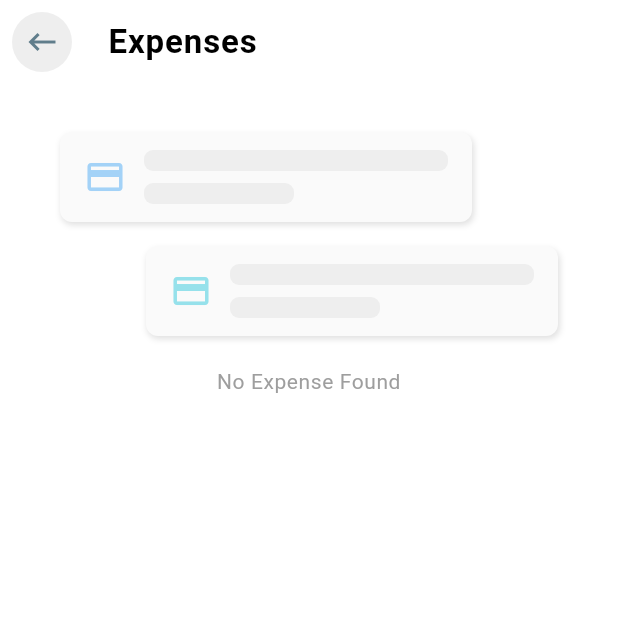
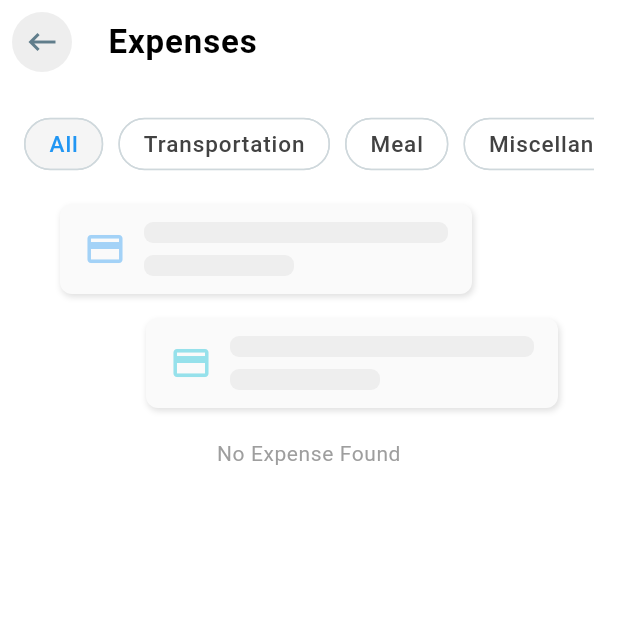
Before and after one commit to seraaaaaaaa/travel_notebook_app, a Flutter app: the HomePage screen opened directly with empty values, after a tap on "Show All", on a phone screen of 412 x 824 dp, the top half of it. Run offline on Flutter 3.47's test engine with Material 3 defaults, Android fonts, the phone set to English and light mode, and no system bars; our stand-ins replace currency_text_input_formatter, fl_chart, flutter_bloc, flutter_svg, image_picker, mask_text_input_formatter and 3 more; accounts and stored records are empty.

Commit message:
Add filtering to expenses

```diff
--- a/lib/blocs/expense/expense_bloc.dart
+++ b/lib/blocs/expense/expense_bloc.dart
@@ -11,7 +11,7 @@ class ExpenseBloc extends Bloc<ExpenseEvent, ExpenseState> {
       emit(ExpenseLoading());
       try {
         final expenses = await expenseService.readAllExpenses(
-            event.destinationId, event.limit);
+            event.destinationId, event.limit, event.typeNo);
         emit(ExpensesLoaded(expenses));
       } catch (e) {
         emit(ExpenseError('Error occurred: ${e.toString()}'));
--- a/lib/blocs/expense/expense_event.dart
+++ b/lib/blocs/expense/expense_event.dart
@@ -6,8 +6,9 @@ abstract class ExpenseEvent {}
 class GetExpenses extends ExpenseEvent {
   final int destinationId;
   final int? limit;
+  final int typeNo;
 
-  GetExpenses(this.destinationId, {this.limit});
+  GetExpenses(this.destinationId, {this.limit, this.typeNo = 0});
 }
 
 class AddExpense extends ExpenseEvent {
--- a/lib/blocs/expense/expense_service.dart
+++ b/lib/blocs/expense/expense_service.dart
@@ -7,14 +7,23 @@ import 'package:travel_notebook/services/database_helper.dart'; // Import the da
 class ExpenseService {
   final DatabaseHelper _databaseHelper = DatabaseHelper.instance;
 
-  Future<List<Expense>> readAllExpenses(int destinationId, int? limit) async {
+  Future<List<Expense>> readAllExpenses(
+      int destinationId, int? limit, int typeNo) async {
     final db = await _databaseHelper.database;
     const orderBy = '${ExpenseField.createdTime} DESC';
 
+    var where = '${ExpenseField.destinationId} = ?';
+    List<dynamic> whereArgs = [destinationId];
+
+    if (typeNo > 0) {
+      where += " AND ${ExpenseField.typeNo} = ?";
+      whereArgs.add(typeNo);
+    }
+
     final result = await db.query(
       ExpenseField.tableName,
-      where: '${ExpenseField.destinationId} = ?',
-      whereArgs: [destinationId],
+      where: where,
+      whereArgs: whereArgs,
       orderBy: orderBy,
       limit: limit,
     );
--- a/lib/models/expense/expense_model.dart
+++ b/lib/models/expense/expense_model.dart
@@ -7,7 +7,7 @@ class Expense {
   late double amount;
   late double converted;
   late String paymentMethod;
-  late int typeNo;
+  late int typeNo; //1-Transportation, 2-Meal, 3-Miscellaneous
   late String typeName;
   late String remark;
   late String receiptImg;
--- a/lib/screens/expense/all_expense.dart
+++ b/lib/screens/expense/all_expense.dart
@@ -4,6 +4,8 @@ import 'package:travel_notebook/blocs/expense/expense_bloc.dart';
 import 'package:travel_notebook/blocs/expense/expense_event.dart';
 import 'package:travel_notebook/blocs/expense/expense_state.dart';
 import 'package:travel_notebook/components/error_msg.dart';
+import 'package:travel_notebook/models/expense/enum/expense_type.dart';
+import 'package:travel_notebook/screens/expense/widgets/expense_type_chip.dart';
 import 'package:travel_notebook/themes/constants.dart';
 import 'package:travel_notebook/models/destination/destination_model.dart';
 import 'package:travel_notebook/models/expense/expense_model.dart';
@@ -29,12 +31,17 @@ class _AllExpensePageState extends State<AllExpensePage> {
   late ExpenseBloc _expenseBloc;
   late Destination _destination;
 
+  final List<ExpenseType> _expenseTypes =
+      ExpenseType.values.where((e) => e.enabled == false).toList();
+  int _currentTypeNo = 0;
+
   @override
   void initState() {
     _destination = widget.destination;
 
     _expenseBloc = BlocProvider.of<ExpenseBloc>(context);
-    _expenseBloc.add(GetExpenses(_destination.destinationId!));
+    _expenseBloc
+        .add(GetExpenses(_destination.destinationId!, typeNo: _currentTypeNo));
 
     super.initState();
   }
@@ -53,6 +60,14 @@ class _AllExpensePageState extends State<AllExpensePage> {
     return groupedExpenses;
   }
 
+  Future _refreshData(int typeNo) async {
+    setState(() {
+      _currentTypeNo = typeNo;
+    });
+    _expenseBloc
+        .add(GetExpenses(_destination.destinationId!, typeNo: _currentTypeNo));
+  }
+
   @override
   Widget build(BuildContext context) {
     return Scaffold(
@@ -67,7 +82,37 @@ class _AllExpensePageState extends State<AllExpensePage> {
       ),
       body: Container(
         padding: const EdgeInsets.all(kPadding),
-        child: BlocBuilder<ExpenseBloc, ExpenseState>(
+        child: Column(
+          children: [
+            SingleChildScrollView(
+              scrollDirection: Axis.horizontal,
+              child: Row(
+                mainAxisAlignment: MainAxisAlignment.start,
+                children: [
+                  // Add "All" ChoiceChip at the beginning
+                  ExpenseTypeChoiceChip(
+                    label: 'All',
+                    selected: _currentTypeNo == 0,
+                    onTap: () {
+                      _refreshData(0);
+                    },
+                  ),
+
+                  // Generate ChoiceChips dynamically
+                  ...List.generate(_expenseTypes.length, (index) {
+                    var expenseType = _expenseTypes[index];
+                    return ExpenseTypeChoiceChip(
+                      label: expenseType.name,
+                      selected: _currentTypeNo == expenseType.typeNo,
+                      onTap: () {
+                        _refreshData(expenseType.typeNo);
+                      },
+                    );
+                  }),
+                ],
+              ),
+            ),
+            BlocBuilder<ExpenseBloc, ExpenseState>(
               builder: (context, state) {
                 if (state is ExpenseLoading) {
                   return const Center(child: CircularProgressIndicator());
@@ -78,7 +123,9 @@ class _AllExpensePageState extends State<AllExpensePage> {
                           msg: 'No Expense Found',
                           icon: Icons.credit_card,
                         )
-                  : ListView.builder(
+                      : Expanded(
+                          child: ListView.builder(
+                            shrinkWrap: true,
                             itemCount: groupedExpenses.length +
                                 state.expenses.length, // account for headers
                             itemBuilder: (context, index) {
@@ -90,11 +137,11 @@ class _AllExpensePageState extends State<AllExpensePage> {
                                 if (itemIndex == index) {
                                   // Return header
                                   return Padding(
-                              padding: const EdgeInsets.symmetric(vertical: 10),
+                                    padding: const EdgeInsets.symmetric(
+                                        vertical: 10),
                                     child: Text(
                                       dateKey,
                                       style: const TextStyle(
-                                  // fontSize: 18,
                                         fontWeight: FontWeight.w500,
                                         color: kGreyColor,
                                       ),
@@ -115,22 +162,25 @@ class _AllExpensePageState extends State<AllExpensePage> {
                                         setState(() {
                                           expense.receiptImg = imgPath;
                                         });
-                                  _expenseBloc.add(
-                                      UpdateExpense(expense, _destination));
+                                        _expenseBloc.add(UpdateExpense(
+                                            expense, _destination));
                                       },
                                       onEdit: () {
-                                  Navigator.of(context).push(MaterialPageRoute(
-                                      builder: (context) => ExpenseDetailPage(
+                                        Navigator.of(context).push(
+                                            MaterialPageRoute(
+                                                builder: (context) =>
+                                                    ExpenseDetailPage(
                                                       destination: _destination,
                                                       expense: expense,
                                                     )));
                                       },
                                       onDelete: () async {
-                                  deductTotalExpenses(expense, _destination);
+                                        deductTotalExpenses(
+                                            expense, _destination);
                                         await ImageHandler()
                                             .deleteImage(expense.receiptImg);
-                                  _expenseBloc.add(
-                                      DeleteExpense(expense, _destination));
+                                        _expenseBloc.add(DeleteExpense(
+                                            expense, _destination));
                                       },
                                     );
                                   }
@@ -141,6 +191,7 @@ class _AllExpensePageState extends State<AllExpensePage> {
                               // Fallback in case of any mismatch
                               return const SizedBox.shrink();
                             },
+                          ),
                         );
                 } else if (state is ExpenseError) {
                   return ErrorMsg(
@@ -151,6 +202,8 @@ class _AllExpensePageState extends State<AllExpensePage> {
                 return Container();
               },
             ),
+          ],
+        ),
       ),
     );
   }
--- /dev/null
+++ b/lib/screens/expense/widgets/expense_type_chip.dart
@@ -0,0 +1,37 @@
+import 'package:flutter/material.dart';
+import 'package:travel_notebook/themes/constants.dart';
+
+class ExpenseTypeChoiceChip extends StatelessWidget {
+  final String label;
+  final bool selected;
+  final VoidCallback onTap;
+
+  const ExpenseTypeChoiceChip({
+    super.key,
+    required this.label,
+    required this.selected,
+    required this.onTap,
+  });
+
+  @override
+  Widget build(BuildContext context) {
+    return Padding(
+      padding: EdgeInsets.only(right: 10),
+      child: ChoiceChip(
+        showCheckmark: false,
+        padding: EdgeInsets.symmetric(vertical: 6, horizontal: 8),
+        side: BorderSide(color: kSecondaryColor.shade100),
+        selectedColor: kGreyColor.shade100,
+        shape: RoundedRectangleBorder(
+          borderRadius: BorderRadius.circular(20),
+        ),
+        label: Text(label),
+        labelStyle: TextStyle(
+          color: selected ? kPrimaryColor : kGreyColor.shade800,
+        ),
+        selected: selected,
+        onSelected: (_) => onTap(),
+      ),
+    );
+  }
+}
```
Lines whose indentation alone changed are shown as unchanged.
